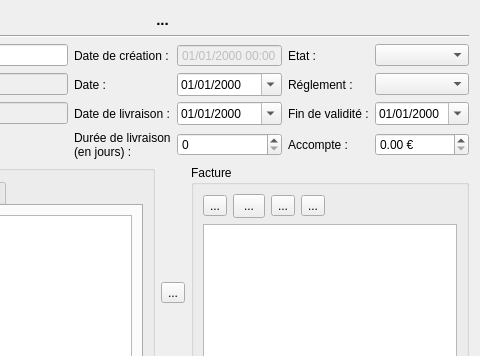
The window that src/dialoginvoice.ui (cfdev/mcercle) describes before a commit, drawn with Qt 5; both pictures show x 155 to 635 and y 0 to 356 of the 635 by 484 pixel window.
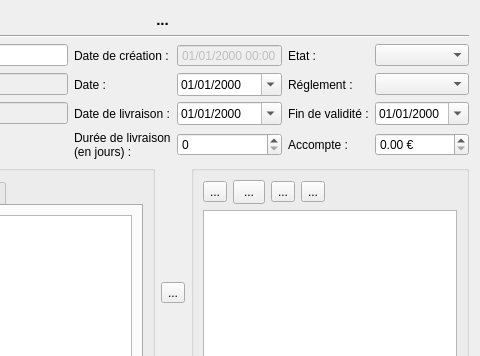
The same window after the commit. Icons and pictures are not drawn.

```diff
--- a/src/dialoginvoice.ui
+++ b/src/dialoginvoice.ui
@@ -343,7 +343,7 @@
        <item>
         <widget class="QGroupBox" name="groupBox_invoice">
          <property name="title">
-          <string>Facture</string>
+          <string/>
          </property>
          <layout class="QVBoxLayout" name="verticalLayout_4">
           <item>
```
